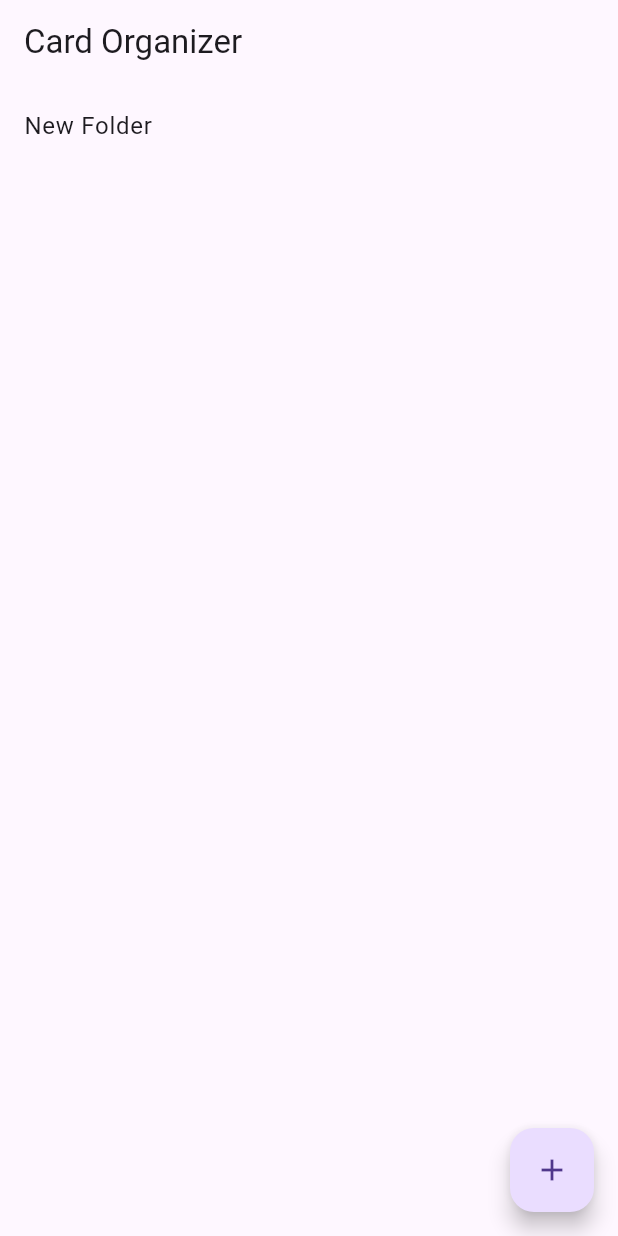
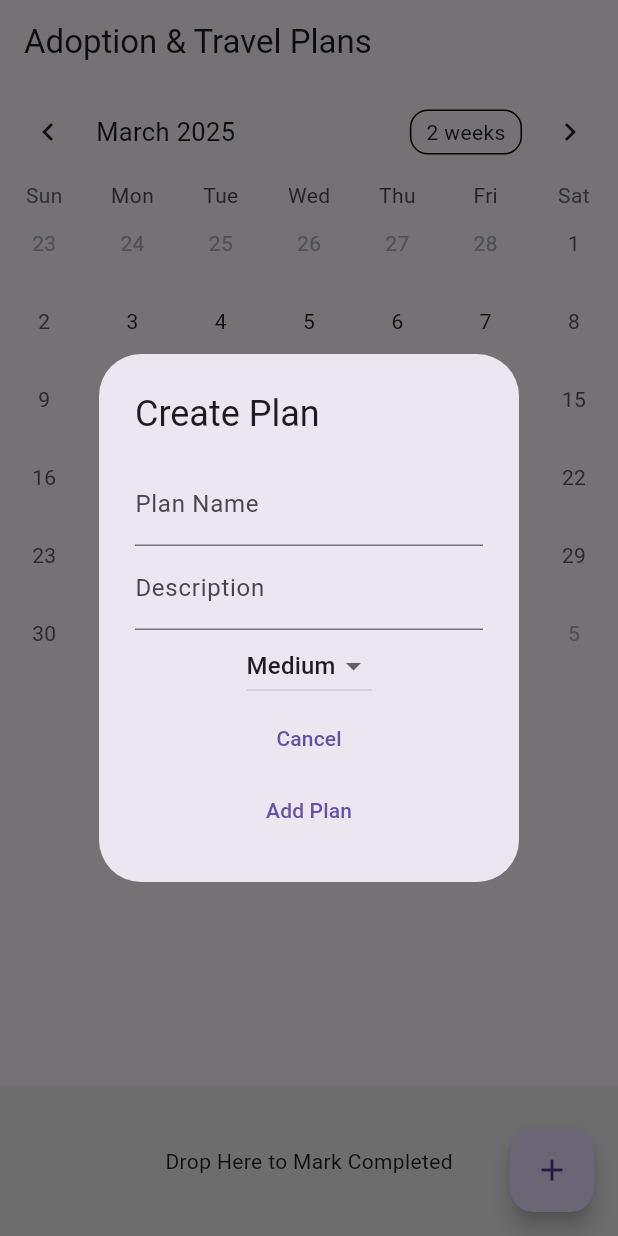
Before and after one commit to lawreh529810/MobileDevMystery, a Flutter app: the screen it shows after launch, after a tap on the "add" icon, on a phone screen of 412 x 824 dp. Run offline on Flutter 3.47's test engine with Material 3 defaults, Android fonts, the phone set to English and light mode, and no system bars; drawn by our look-alikes of table_calendar; our stand-ins replace sqflite; accounts and stored records are empty.

Commit message:
Update main.dart

```diff
--- a/lib/dart/main.dart
+++ b/lib/dart/main.dart
@@ -1,227 +1,204 @@
+// AdoptionAndTravelListApp - CSC 4360 Mobile App Development
+
 import 'package:flutter/material.dart';
-import 'package:sqflite/sqflite.dart';
-import 'database_helper.dart';
+import 'package:intl/intl.dart';
+import 'package:table_calendar/table_calendar.dart';
 
-void main() async {
-  WidgetsFlutterBinding.ensureInitialized();
-  runApp(const CardOrganizerApp());
+void main() {
+  runApp(const AdoptionAndTravelListApp());
 }
 
-class CardOrganizerApp extends StatelessWidget {
-  const CardOrganizerApp({super.key});
+class AdoptionAndTravelListApp extends StatelessWidget {
+  const AdoptionAndTravelListApp({super.key});
 
   @override
   Widget build(BuildContext context) {
     return MaterialApp(
-      title: 'Card Organizer',
+      title: 'Adoption & Travel List App',
       theme: ThemeData(
         primarySwatch: Colors.blue,
       ),
-      home: FolderListScreen(),
+      home: const PlanManagerScreen(),
     );
   }
 }
 
-// Folder Model
-class Folder {
-  final int id;
-  final String folderName;
-  final int timestamp;
+class Plan {
+  String name;
+  String description;
+  DateTime date;
+  String priority;
+  bool isCompleted;
 
-  Folder({
-    required this.id,
-    required this.folderName,
-    required this.timestamp,
+  Plan({
+    required this.name,
+    required this.description,
+    required this.date,
+    required this.priority,
+    this.isCompleted = false,
   });
-
-  // Convert a Folder into a Map for SQLite storage
-  Map<String, dynamic> toMap() {
-    return {
-      'id': id,
-      'folderName': folderName,
-      'timestamp': timestamp,
-    };
-  }
 }
 
-// PlayingCard Model
-class PlayingCard {
-  final int id;
-  final String name;
-  final String suit;
-  final String imageURL;
-  final int folderID;
+class PlanManagerScreen extends StatefulWidget {
+  const PlanManagerScreen({super.key});
 
-  PlayingCard({
-    required this.id,
-    required this.name,
-    required this.suit,
-    required this.imageURL,
-    required this.folderID,
-  });
-
-  // Convert a PlayingCard into a Map for SQLite storage
-  Map<String, dynamic> toMap() {
-    return {
-      'id': id,
-      'name': name,
-      'suit': suit,
-      'imageURL': imageURL,
-      'folderID': folderID,
-    };
-  }
+  @override
+  _PlanManagerScreenState createState() => _PlanManagerScreenState();
 }
 
-// Folder List Screen
-class FolderListScreen extends StatefulWidget {
-  @override
-  _FolderListScreenState createState() => _FolderListScreenState();
+class _PlanManagerScreenState extends State<PlanManagerScreen> {
+  final List<Plan> _plans = [];
+  DateTime _selectedDate = DateTime.now();
+
+  void _addPlan(
+      String name, String description, DateTime date, String priority) {
+    setState(() {
+      _plans.add(Plan(
+          name: name,
+          description: description,
+          date: date,
+          priority: priority));
+      _sortPlansByPriority();
+    });
   }
 
-class _FolderListScreenState extends State<FolderListScreen> {
-  List<Folder> folders = [];
-
-  @override
-  void initState() {
-    super.initState();
-    _loadFolders();
+  void _toggleCompletion(int index) {
+    setState(() {
+      _plans[index].isCompleted = !_plans[index].isCompleted;
+    });
   }
 
-  Future<void> _loadFolders() async {
-    final Database db = await DatabaseHelper.instance.database;
-    final List<Map<String, dynamic>> maps = await db.query('folders');
-    setState(() {
-      folders = List.generate(maps.length, (i) {
-        return Folder(
-          id: maps[i]['id'],
-          folderName: maps[i]['folderName'],
-          timestamp: maps[i]['timestamp'],
-        );
-      });
+  void _sortPlansByPriority() {
+    _plans.sort((a, b) {
+      const priorities = {'High': 3, 'Medium': 2, 'Low': 1};
+      return priorities[b.priority]!.compareTo(priorities[a.priority]!);
     });
   }
 
   @override
   Widget build(BuildContext context) {
     return Scaffold(
-      appBar: AppBar(
-        title: Text('Card Organizer'),
+      appBar: AppBar(title: const Text('Adoption & Travel Plans')),
+      body: Column(
+        children: [
+          TableCalendar(
+            firstDay: DateTime.utc(2020, 1, 1),
+            lastDay: DateTime.utc(2030, 12, 31),
+            focusedDay: _selectedDate,
+            selectedDayPredicate: (day) => isSameDay(_selectedDate, day),
+            onDaySelected: (selectedDay, focusedDay) {
+              setState(() {
+                _selectedDate = selectedDay;
+              });
+            },
           ),
-      body: ListView.builder(
-        itemCount: folders.length,
+          Expanded(
+            child: ListView.builder(
+              itemCount: _plans.length,
               itemBuilder: (context, index) {
-          return ListTile(
-            title: Text(folders[index].folderName),
-            onTap: () {
-              Navigator.push(
-                context,
-                MaterialPageRoute(
-                  builder: (context) => CardListScreen(folder: folders[index]),
+                final plan = _plans[index];
+                if (!isSameDay(plan.date, _selectedDate)) return Container();
+
+                return LongPressDraggable<Plan>(
+                  data: plan,
+                  feedback: Material(
+                    child: Container(
+                      padding: const EdgeInsets.all(8),
+                      color: Colors.blueAccent,
+                      child: Text(plan.name,
+                          style: const TextStyle(color: Colors.white)),
+                    ),
+                  ),
+                  child: ListTile(
+                    title: Text(plan.name),
+                    subtitle: Text(
+                        'Priority: ${plan.priority} | Date: ${DateFormat.yMMMd().format(plan.date)}'),
+                    tileColor:
+                        plan.isCompleted ? Colors.green[100] : Colors.white,
+                    onTap: () => _toggleCompletion(index),
                   ),
                 );
               },
+            ),
+          ),
+          DragTarget<Plan>(
+            builder: (context, candidateData, rejectedData) {
+              return Container(
+                height: 100,
+                color: Colors.grey[200],
+                child: const Center(
+                  child: Text('Drop Here to Mark Completed'),
+                ),
               );
             },
+            onAccept: (plan) {
+              setState(() {
+                plan.isCompleted = true;
+              });
+            },
+          ),
+        ],
       ),
       floatingActionButton: FloatingActionButton(
-        child: Icon(Icons.add),
-        onPressed: () async {
-          // Add a new folder
-          await DatabaseHelper.instance.insert('folders', {
-            'folderName': 'New Folder',
-            'timestamp': DateTime.now().millisecondsSinceEpoch,
-          });
-          _loadFolders(); // Reload the list after adding
-        },
+        onPressed: _showAddPlanDialog,
+        child: const Icon(Icons.add),
       ),
     );
   }
-}
 
-// Card List Screen
-class CardListScreen extends StatefulWidget {
-  final Folder folder;
+  void _showAddPlanDialog() {
+    String name = '';
+    String description = '';
+    DateTime date = _selectedDate;
+    String priority = 'Medium';
 
-  const CardListScreen({super.key, required this.folder});
-
-  @override
-  // ignore: library_private_types_in_public_api
-  _CardListScreenState createState() => _CardListScreenState();
-}
-
-class _CardListScreenState extends State<CardListScreen> {
-  List<PlayingCard> cards = [];
-
-  @override
-  void initState() {
-    super.initState();
-    _loadCards();
-  }
-
-  Future<void> _loadCards() async {
-    final Database db = await DatabaseHelper.instance.database;
-    final List<Map<String, dynamic>> maps = await db.query(
-      'cards',
-      where: 'folderID = ?',
-      whereArgs: [widget.folder.id],
-    );
+    showDialog(
+      context: context,
+      builder: (BuildContext context) {
+        return AlertDialog(
+          title: const Text('Create Plan'),
+          content: Column(
+            mainAxisSize: MainAxisSize.min,
+            children: [
+              TextField(
+                onChanged: (value) => name = value,
+                decoration: const InputDecoration(labelText: 'Plan Name'),
+              ),
+              TextField(
+                onChanged: (value) => description = value,
+                decoration: const InputDecoration(labelText: 'Description'),
+              ),
+              DropdownButton<String>(
+                value: priority,
+                onChanged: (String? newValue) {
+                  if (newValue != null) {
                     setState(() {
-      cards = List.generate(maps.length, (i) {
-        return PlayingCard(
-          id: maps[i]['id'],
-          name: maps[i]['name'],
-          suit: maps[i]['suit'],
-          imageURL: maps[i]['imageURL'],
-          folderID: maps[i]['folderID'],
-        );
-      });
+                      priority = newValue;
                     });
                   }
-
-  @override
-  Widget build(BuildContext context) {
-    return Scaffold(
-      appBar: AppBar(
-        title: Text(widget.folder.folderName),
+                },
+                items: ['Low', 'Medium', 'High'].map((String priority) {
+                  return DropdownMenuItem<String>(
+                    value: priority,
+                    child: Text(priority),
+                  );
+                }).toList(),
               ),
-      body: GridView.builder(
-        gridDelegate: SliverGridDelegateWithFixedCrossAxisCount(
-          crossAxisCount: 2,
-          childAspectRatio: 0.7,
+              TextButton(
+                onPressed: () => Navigator.pop(context),
+                child: const Text('Cancel'),
               ),
-        itemCount: cards.length,
-        itemBuilder: (context, index) {
-          return Card(
-            child: Column(
-              children: [
-                Image.network(cards[index].imageURL),
-                Text(cards[index].name),
-                IconButton(
-                  icon: Icon(Icons.delete),
-                  onPressed: () async {
-                    // Delete card
-                    await DatabaseHelper.instance.delete(cards[index].id);
-                    _loadCards(); // Reload the cards after deletion
+              TextButton(
+                onPressed: () {
+                  _addPlan(name, description, date, priority);
+                  Navigator.pop(context);
                 },
+                child: const Text('Add Plan'),
               ),
             ],
           ),
         );
       },
-      ),
-      floatingActionButton: FloatingActionButton(
-        child: Icon(Icons.add),
-        onPressed: () async {
-          // Add a new card
-          await DatabaseHelper.instance.insert('cards', {
-            'name': 'Ace of Spades',
-            'suit': 'Spades',
-            'imageURL': 'https://example.com/image.jpg',
-            'folderID': widget.folder.id,
-          });
-          _loadCards(); // Reload the list after adding
-        },
-      ),
     );
   }
 }
```
Lines whose indentation alone changed are shown as unchanged.
